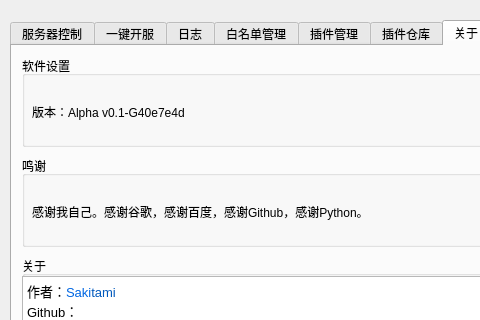
Before: the Qt Designer form UI/main.ui in Sakitami/MinecraftBDS-Manager, drawn with Qt 5; both pictures show x 0 to 480 and y 0 to 320 of the 809 by 453 pixel window.
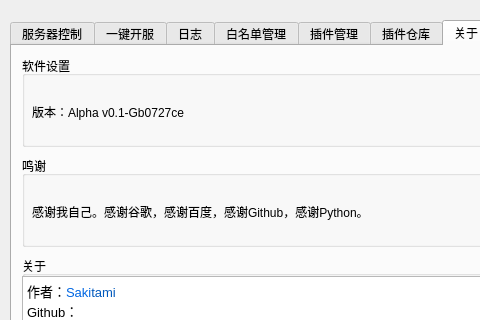
After: the same form once the commit is applied. The open tabs and pages were chosen to show the change.

What changed in the file:
```diff
--- a/UI/main.ui
+++ b/UI/main.ui
@@ -1483,7 +1483,7 @@
        </rect>
       </property>
       <property name="text">
-       <string>版本：Alpha v0.1-G40e7e4d</string>
+       <string>版本：Alpha v0.1-Gb0727ce</string>
       </property>
      </widget>
      <widget class="QPushButton" name="about_vcheck_button">
```
